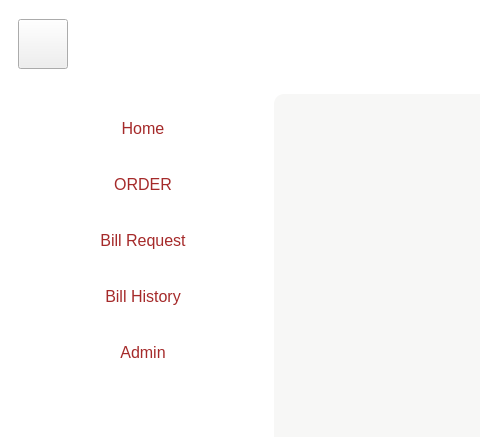
Old version of the form ui/dyner.ui in the repository Anmol-A-jain/Dyner; both pictures show x 0 to 480 and y 0 to 437 of the 800 by 600 pixel window.
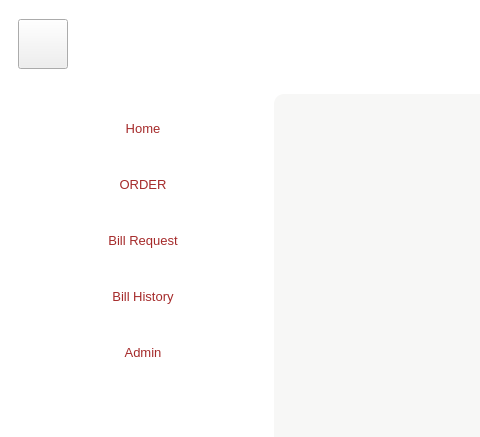
New version of the form. Icons and pictures are not drawn.

```diff
--- a/ui/dyner.ui
+++ b/ui/dyner.ui
@@ -175,7 +175,7 @@
               <property name="font">
                <font>
                 <family>MS Shell Dlg 2</family>
-                <pointsize>12</pointsize>
+                <pointsize>10</pointsize>
                 <weight>50</weight>
                 <italic>false</italic>
                 <bold>false</bold>
@@ -203,7 +203,7 @@
               <property name="font">
                <font>
                 <family>MS Shell Dlg 2</family>
-                <pointsize>12</pointsize>
+                <pointsize>10</pointsize>
                 <weight>50</weight>
                 <italic>false</italic>
                 <bold>false</bold>
@@ -231,7 +231,7 @@
               <property name="font">
                <font>
                 <family>MS Shell Dlg 2</family>
-                <pointsize>12</pointsize>
+                <pointsize>10</pointsize>
                 <weight>50</weight>
                 <italic>false</italic>
                 <bold>false</bold>
@@ -259,7 +259,7 @@
               <property name="font">
                <font>
                 <family>MS Shell Dlg 2</family>
-                <pointsize>12</pointsize>
+                <pointsize>10</pointsize>
                 <weight>50</weight>
                 <italic>false</italic>
                 <bold>false</bold>
@@ -287,7 +287,7 @@
               <property name="font">
                <font>
                 <family>MS Shell Dlg 2</family>
-                <pointsize>12</pointsize>
+                <pointsize>10</pointsize>
                 <weight>50</weight>
                 <italic>false</italic>
                 <bold>false</bold>
```
Left out of the diff: 22 changed lines with no effect on the pictures.
